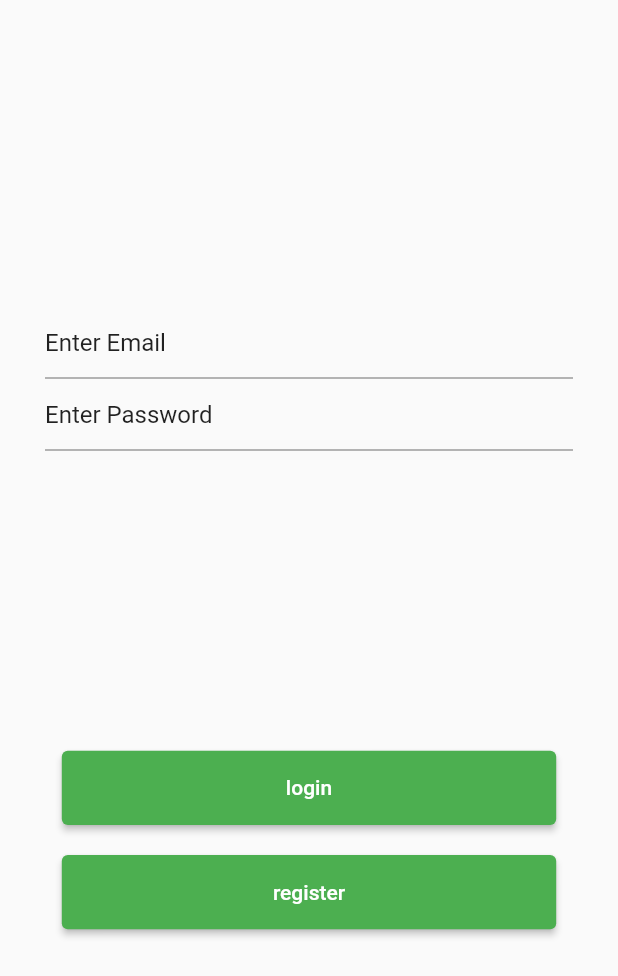
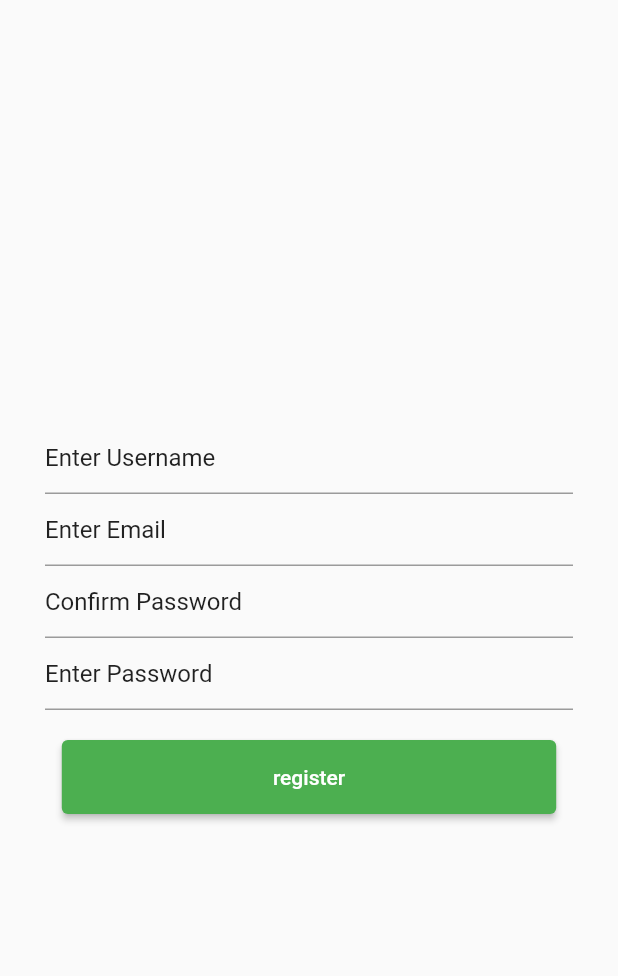
Before and after one commit to ModikoeMorapedi/poultrycom, a Flutter app: the screen it shows after launch, after a tap on "register", on a phone screen of 412 x 824 dp. Shown: the top 976 px of the screen. Run offline on Flutter 3.47's test engine with Material 2 defaults, Android fonts, the light colour scheme and no system bars; our stand-ins replace get_it.

Commit message:
register view  created

```diff
--- a/lib/main.dart
+++ b/lib/main.dart
@@ -2,6 +2,7 @@ import 'package:flutter/material.dart';
 import 'package:poultrycom/services/services.dart';
 import 'package:poultrycom/utils/utils.dart';
 import 'package:poultrycom/view_models/login_view_model.dart';
+import 'package:poultrycom/view_models/view_models.dart';
 import 'package:provider/provider.dart';
 
 import 'views/views.dart';
@@ -21,6 +22,8 @@ class MyApp extends StatelessWidget {
         providers: [
           ChangeNotifierProvider<LoginViewModel>(
               create: (_) => LoginViewModel()),
+          ChangeNotifierProvider<RegisterViewModel>(
+              create: (_) => RegisterViewModel()),
         ],
         child: MaterialApp(
           debugShowCheckedModeBanner: false,
--- a/lib/utils/routes_utils.dart
+++ b/lib/utils/routes_utils.dart
@@ -1,6 +1,5 @@
 import 'package:flutter/material.dart';
-import 'package:poultrycom/views/home_view.dart';
-import 'package:poultrycom/views/login_view.dart';
+import 'package:poultrycom/views/views.dart';
 
 class RoutesUtils {
   static Route<dynamic>? generateRoute(RouteSettings settings) {
@@ -9,6 +8,8 @@ class RoutesUtils {
         return MaterialPageRoute(builder: (_) => const HomeView());
       case '/LoginView':
         return MaterialPageRoute(builder: (_) => const LoginView());
+      case '/RegisterView':
+        return MaterialPageRoute(builder: (_) => const RegisterView());
       default:
         return MaterialPageRoute(
             builder: (_) => Scaffold(
--- a/lib/utils/string_utils.dart
+++ b/lib/utils/string_utils.dart
@@ -1,6 +1,9 @@
 class StringUtils {
+  //Login and Registration
   static const String enterEmail = "Enter Email";
-  static const String enterPassword = "Enter Password";
+  static const String enterPassword = "Confirm Password";
+  static const String confirmPassword = "Enter Password";
+  static const String enterUsername = "Enter Username";
   static const String login = "login";
   static const String register = "register";
 }
--- a/lib/view_models/login_view_model.dart
+++ b/lib/view_models/login_view_model.dart
@@ -8,4 +8,8 @@ class LoginViewModel extends ChangeNotifier {
   navigateToHome() {
     _navigationService.navigateTo('/HomeView');
   }
+
+  navigateToRegister() {
+    _navigationService.navigateTo('/RegisterView');
+  }
 }
--- /dev/null
+++ b/lib/view_models/register_view_model.dart
@@ -0,0 +1,12 @@
+import 'package:flutter/foundation.dart';
+
+import '../services/services.dart';
+import '../utils/utils.dart';
+
+class RegisterViewModel extends ChangeNotifier {
+  final NavigationService _navigationService = locator<NavigationService>();
+
+  navigateToLogin() {
+    _navigationService.navigateTo('/LoginView');
+  }
+}
--- a/lib/view_models/view_models.dart
+++ b/lib/view_models/view_models.dart
@@ -1 +1,2 @@
 export 'package:poultrycom/view_models/login_view_model.dart';
+export 'package:poultrycom/view_models/register_view_model.dart';
--- /dev/null
+++ b/lib/views/login/login_view.dart
@@ -0,0 +1,51 @@
+import 'package:flutter/material.dart';
+import 'package:poultrycom/utils/string_utils.dart';
+import 'package:poultrycom/view_models/login_view_model.dart';
+import 'package:provider/provider.dart';
+
+import '../../widgets/widgets.dart';
+
+class LoginView extends StatelessWidget {
+  const LoginView({super.key});
+
+  @override
+  Widget build(BuildContext context) {
+    LoginViewModel loginViewModel = Provider.of<LoginViewModel>(context);
+    return Scaffold(
+      body: Container(
+        padding: const EdgeInsets.all(30),
+        child: Column(
+          mainAxisAlignment: MainAxisAlignment.center,
+          children: [
+            const TextFormFieldWidget(
+              initialValue: StringUtils.enterEmail,
+            ),
+            const TextFormFieldWidget(
+              initialValue: StringUtils.enterPassword,
+            ),
+            const SizedBox(
+              height: 200,
+            ),
+            ButtonWidget(
+              text: StringUtils.login,
+              minWidth: MediaQuery.of(context).size.height * 0.4,
+              onPressed: () {
+                loginViewModel.navigateToHome();
+              },
+            ),
+            const SizedBox(
+              height: 20,
+            ),
+            ButtonWidget(
+              text: StringUtils.register,
+              minWidth: MediaQuery.of(context).size.height * 0.4,
+              onPressed: () {
+                loginViewModel.navigateToRegister();
+              },
+            )
+          ],
+        ),
+      ),
+    );
+  }
+}
--- a/lib/views/login_view.dart
+++ b/lib/views/register/register_view.dart
@@ -1,16 +1,16 @@
 import 'package:flutter/material.dart';
-import 'package:poultrycom/utils/string_utils.dart';
-import 'package:poultrycom/view_models/login_view_model.dart';
+import 'package:poultrycom/view_models/view_models.dart';
 import 'package:provider/provider.dart';
+import '../../utils/utils.dart';
+import '../../widgets/widgets.dart';
 
-import '../widgets/widgets.dart';
-
-class LoginView extends StatelessWidget {
-  const LoginView({super.key});
+class RegisterView extends StatelessWidget {
+  const RegisterView({super.key});
 
   @override
   Widget build(BuildContext context) {
-    LoginViewModel loginViewModel = Provider.of<LoginViewModel>(context);
+    RegisterViewModel registerViewModel =
+        Provider.of<RegisterViewModel>(context);
     return Scaffold(
       body: Container(
         padding: const EdgeInsets.all(30),
@@ -18,20 +18,16 @@ class LoginView extends StatelessWidget {
           mainAxisAlignment: MainAxisAlignment.center,
           children: [
             const TextFormFieldWidget(
+              initialValue: StringUtils.enterUsername,
+            ),
+            const TextFormFieldWidget(
               initialValue: StringUtils.enterEmail,
             ),
             const TextFormFieldWidget(
               initialValue: StringUtils.enterPassword,
             ),
-            const SizedBox(
-              height: 200,
-            ),
-            ButtonWidget(
-              text: StringUtils.login,
-              minWidth: MediaQuery.of(context).size.height * 0.4,
-              onPressed: () {
-                loginViewModel.navigateToHome();
-              },
+            const TextFormFieldWidget(
+              initialValue: StringUtils.confirmPassword,
             ),
             const SizedBox(
               height: 20,
@@ -39,7 +35,9 @@ class LoginView extends StatelessWidget {
             ButtonWidget(
               text: StringUtils.register,
               minWidth: MediaQuery.of(context).size.height * 0.4,
-              onPressed: () {},
+              onPressed: () {
+                registerViewModel.navigateToLogin();
+              },
             )
           ],
         ),
--- a/lib/views/views.dart
+++ b/lib/views/views.dart
@@ -1 +1,3 @@
-export 'package:poultrycom/views/login_view.dart';
+export 'package:poultrycom/views/login/login_view.dart';
+export 'package:poultrycom/views/home/home_view.dart';
+export 'package:poultrycom/views/register/register_view.dart';
```
Also changed, not shown: lib/views/home/home_view.dart (renamed from lib/views/home_view.dart).
